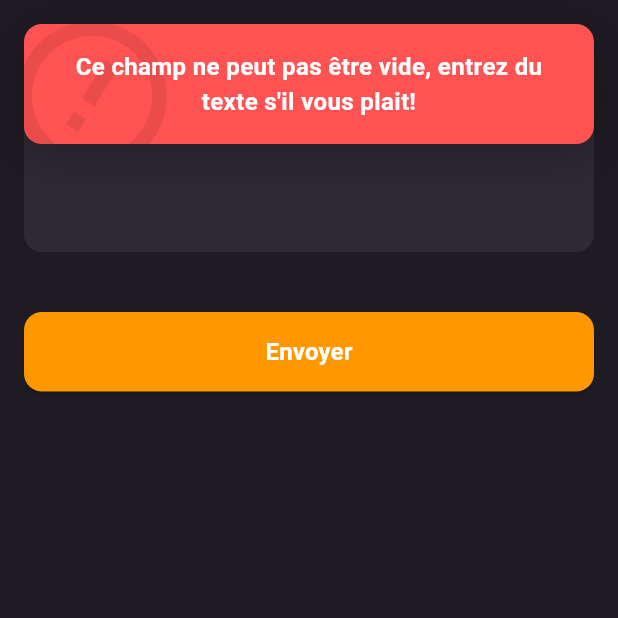
After one commit to Yohannkp/application_translate_flutter, a Flutter app: the IA screen opened directly, after a tap on "Envoyer", on a phone screen of 412 x 824 dp, the top half of it. The commit adds this screen. Run offline on Flutter 3.47's test engine with Material 3 defaults, Android fonts, the phone set to English and light mode, and no system bars; drawn by our look-alikes of top_snackbar_flutter; our stand-ins replace another_flutter_splash_screen, flutter_tts, hidden_drawer_menu, loading_animation_widget, lottie, rive; network calls fail; Roboto replaces fonts that are missing (Montserrat).

Commit message:
Ajout de fonctionnalités

```diff
--- /dev/null
+++ b/lib/IA.dart
@@ -0,0 +1,227 @@
+import 'dart:convert';
+import 'package:flutter_tts/flutter_tts.dart';
+import 'package:http/http.dart' as http;
+import 'package:flutter/material.dart';
+import 'package:top_snackbar_flutter/custom_snack_bar.dart';
+import 'package:top_snackbar_flutter/top_snack_bar.dart';
+
+class IA extends StatefulWidget {
+  @override
+  _IAScreenState createState() => _IAScreenState();
+}
+
+class _IAScreenState extends State<IA>
+    with SingleTickerProviderStateMixin {
+  final TextEditingController _textController = TextEditingController();
+  String _translatedText = "";
+  String _selectedLanguage = 'en'; // Langue par défaut : Anglais
+  Map<String, String> _languages = {
+    'en': 'Anglais',
+    'fr': 'Français',
+    'es': 'Espagnol',
+    'de': 'Allemand',
+    'it': 'Italien',
+    'pt': 'Portugais',
+    'ru': 'Russe',
+    'zh': 'Chinois',
+    'ja': 'Japonais',
+    'ko': 'Coréen',
+    'ar': 'Arabe',
+    'hi': 'Hindi',
+    'nl': 'Néerlandais',
+    'sv': 'Suédois',
+    'no': 'Norvégien',
+    'da': 'Danois',
+    'fi': 'Finnois',
+    'pl': 'Polonais',
+    'tr': 'Turc',
+    'el': 'Grec',
+    'he': 'Hébreu',
+    'th': 'Thaï',
+    'vi': 'Vietnamien',
+    'id': 'Indonésien',
+  };
+
+  late AnimationController _controller;
+  late Animation<double> _fadeInAnimation;
+
+
+  FlutterTts flutterTts = FlutterTts();
+
+  void textToSpeech(String text) async {
+    await flutterTts.setLanguage("en-US");
+    await flutterTts.setVolume(0.5);
+    await flutterTts.setSpeechRate(0.5);
+    await flutterTts.setPitch(1);
+    await flutterTts.speak(text);
+  }
+
+  @override
+  void initState() {
+
+
+    super.initState();
+
+
+    _controller = AnimationController(
+      duration: const Duration(milliseconds: 500),
+      vsync: this,
+    );
+    _fadeInAnimation = CurvedAnimation(
+      parent: _controller,
+      curve: Curves.easeIn,
+    );
+  }
+
+  Future<void> traduireTexte(String text, String langue) async {
+    const apiUrl = 'https://api.groq.com/openai/v1/chat/completions';
+    const apiKey = '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';
+
+    final headers = {
+      'Authorization': 'Bearer $apiKey',
+      'Content-Type': 'application/json',
+    };
+
+    final body = jsonEncode({
+      'messages': [
+        {
+          'role': 'user',
+          'content': 'Repond a cette question : $text'
+        }
+      ],
+      'model': 'llama3-8b-8192'
+    });
+
+    final response = await http.post(
+      Uri.parse(apiUrl),
+      headers: headers,
+      body: body,
+    );
+
+    if (response.statusCode == 200) {
+      final data = jsonDecode(utf8.decode(response.bodyBytes));
+      setState(() {
+        _translatedText = data['choices'][0]['message']['content'];
+        _controller.forward(); // Démarrer l'animation de transition
+      });
+      textToSpeech(data['choices'][0]['message']['content']);
+    } else {
+      print('Erreur : ${response.statusCode}');
+    }
+  }
+
+
+
+
+
+
+
+  @override
+  void dispose() {
+    _controller.dispose();
+    super.dispose();
+  }
+
+  @override
+  Widget build(BuildContext context) {
+    return Scaffold(
+      backgroundColor: Color(0xFF1F1B24),
+
+      body: Padding(
+        padding: const EdgeInsets.all(16.0),
+        child: SingleChildScrollView(
+          child: Column(
+            crossAxisAlignment: CrossAxisAlignment.stretch,
+            children: [
+              TextField(
+                controller: _textController,
+                maxLines: 5,
+                style: TextStyle(color: Colors.white, fontFamily: 'Roboto'),
+                decoration: InputDecoration(
+                  hintText: 'Que puis-je faire pour vous ?',
+                  hintStyle: TextStyle(color: Colors.grey[500]),
+                  filled: true,
+                  fillColor: Color(0xFF2E2A35),
+                  border: OutlineInputBorder(
+                    borderRadius: BorderRadius.circular(12),
+                    borderSide: BorderSide.none,
+                  ),
+                ),
+              ),
+              SizedBox(height: 20),
+
+              SizedBox(height: 20),
+              ElevatedButton(
+                onPressed: () {
+
+                  if(_textController.text ==""){
+                    showTopSnackBar(
+                      Overlay.of(context),
+                      CustomSnackBar.error(
+                        message:
+                        "Ce champ ne peut pas être vide, entrez du texte s'il vous plait!",
+                      ),
+                    );
+                  }else{
+                    traduireTexte(_textController.text, _selectedLanguage);
+                  }
+
+                },
+                style: ElevatedButton.styleFrom(
+                  backgroundColor: Colors.orange,
+                  shape: RoundedRectangleBorder(
+                    borderRadius: BorderRadius.circular(12),
+                  ),
+                  padding: EdgeInsets.symmetric(vertical: 15),
+                ),
+                child: Text(
+                  'Envoyer',
+                  style: TextStyle(
+                    fontSize: 16,
+                    fontWeight: FontWeight.bold,
+                    fontFamily: 'Montserrat',
+                    color: Colors.white,
+                  ),
+                ),
+              ),
+              SizedBox(height: 20),
+              FadeTransition(
+                opacity: _fadeInAnimation,
+                child: Column(
+                  crossAxisAlignment: CrossAxisAlignment.stretch,
+                  children: [
+                    Text(
+                      'Réponse :',
+                      style: TextStyle(
+                        fontWeight: FontWeight.bold,
+                        color: Colors.white,
+                        fontFamily: 'Roboto',
+                        fontSize: 18,
+                      ),
+                    ),
+                    SizedBox(height: 10),
+                    Container(
+                      padding: EdgeInsets.all(12),
+                      decoration: BoxDecoration(
+                        color: Color(0xFF2E2A35),
+                        borderRadius: BorderRadius.circular(12),
+                      ),
+                      child: Text(
+                        _translatedText,
+                        style: TextStyle(
+                          color: Colors.white,
+                          fontFamily: 'Roboto',
+                          fontSize: 16,
+                        ),
+                      ),
+                    ),
+                  ],
+                ),
+              ),
+            ],
+          ),
+        ),
+      ),
+    );
+  }
+}
--- a/lib/traductionScreen.dart
+++ b/lib/traductionScreen.dart
@@ -1,19 +1,31 @@
+// On importe les outils qu'on va utiliser pour bosser :
+// Convertir du JSON, envoyer des messages à une API, et faire de jolies interfaces avec Flutter.
 import 'dart:convert';
 import 'package:http/http.dart' as http;
 import 'package:flutter/material.dart';
 import 'package:top_snackbar_flutter/custom_snack_bar.dart';
 import 'package:top_snackbar_flutter/top_snack_bar.dart';
 
+// Classe principale pour notre écran de traduction
 class TranslationScreen extends StatefulWidget {
   @override
   _TranslationScreenState createState() => _TranslationScreenState();
 }
 
+// Ici c’est là où la magie opère : on gère l’état de l’appli avec des animations cool
 class _TranslationScreenState extends State<TranslationScreen>
     with SingleTickerProviderStateMixin {
+
+  // Contrôle le texte que l’utilisateur tape dans le champ
   final TextEditingController _textController = TextEditingController();
+
+  // On garde ici le texte traduit, prêt à être affiché
   String _translatedText = "";
-  String _selectedLanguage = 'en'; // Langue par défaut : Anglais
+
+  // Langue par défaut (Anglais), mais ça peut changer avec le menu déroulant
+  String _selectedLanguage = 'en';
+
+  // Voici toutes les langues qu'on peut choisir (code langue : nom complet)
   Map<String, String> _languages = {
     'en': 'Anglais',
     'fr': 'Français',
@@ -41,31 +53,38 @@ class _TranslationScreenState extends State<TranslationScreen>
     'id': 'Indonésien',
   };
 
+  // AnimationController pour faire un joli effet quand le texte traduit apparaît
   late AnimationController _controller;
   late Animation<double> _fadeInAnimation;
 
+  // Initialisation de l’animation (on va faire un fade-in trop stylé)
   @override
   void initState() {
     super.initState();
     _controller = AnimationController(
-      duration: const Duration(milliseconds: 500),
+      duration: const Duration(milliseconds: 500), // L'animation va durer 500ms
       vsync: this,
     );
     _fadeInAnimation = CurvedAnimation(
       parent: _controller,
-      curve: Curves.easeIn,
+      curve: Curves.easeIn, // On fait en sorte que l'apparition soit smooth
     );
   }
 
+  // Fonction qui envoie une requête à l'API pour traduire le texte
   Future<void> traduireTexte(String text, String langue) async {
+
+    // URL de l'API et clé d'authentification (comme un sésame magique)
     const apiUrl = 'https://api.groq.com/openai/v1/chat/completions';
     const apiKey = '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';
 
+    // En-têtes pour dire à l'API qu’on parle en JSON et qu’on est autorisés à lui causer
     final headers = {
       'Authorization': 'Bearer $apiKey',
-      'Content-Type': 'application/json',
+      'Content-Type': 'application/json ',
     };
 
+    // On envoie le texte avec la langue choisie à l'API en format JSON
     final body = jsonEncode({
       'messages': [
         {
@@ -76,33 +95,38 @@ class _TranslationScreenState extends State<TranslationScreen>
       'model': 'llama3-8b-8192'
     });
 
+    // On envoie la requête POST et on attend la réponse de l'API
     final response = await http.post(
       Uri.parse(apiUrl),
       headers: headers,
       body: body,
     );
 
+    // Si ça fonctionne (status 200), on récupère le texte traduit
     if (response.statusCode == 200) {
       final data = jsonDecode(utf8.decode(response.bodyBytes));
       setState(() {
-        _translatedText = data['choices'][0]['message']['content'];
-        _controller.forward(); // Démarrer l'animation de transition
+        _translatedText = data['choices'][0]['message']['content']; // On affiche le texte traduit
+        _controller.forward(); // Démarre l'animation pour faire apparaître le texte
       });
     } else {
+      // Si ça plante, on affiche une erreur
       print('Erreur : ${response.statusCode}');
     }
   }
 
+  // On clean le contrôleur d’animation quand l’écran est fermé
   @override
   void dispose() {
     _controller.dispose();
     super.dispose();
   }
 
+  // Voilà la partie où on construit toute l’interface visuelle
   @override
   Widget build(BuildContext context) {
     return Scaffold(
-      backgroundColor: Color(0xFF1F1B24),
+      backgroundColor: Color(0xFF1F1B24), // Couleur de fond trop stylée
 
       body: Padding(
         padding: const EdgeInsets.all(16.0),
@@ -110,36 +134,41 @@ class _TranslationScreenState extends State<TranslationScreen>
           child: Column(
             crossAxisAlignment: CrossAxisAlignment.stretch,
             children: [
+
+              // Champ de texte où l'utilisateur entre ce qu'il veut traduire
               TextField(
-                controller: _textController,
-                maxLines: 5,
-                style: TextStyle(color: Colors.white, fontFamily: 'Roboto'),
+                controller: _textController, // Relie le champ au TextEditingController
+                maxLines: 5, // Nombre de lignes de texte (ici 5)
+                style: TextStyle(color: Colors.white, fontFamily: 'Roboto'), // Style du texte
                 decoration: InputDecoration(
-                  hintText: 'Entrez le texte à traduire...',
-                  hintStyle: TextStyle(color: Colors.grey[500]),
+                  hintText: 'Entrez le texte à traduire...', // Texte indicatif
+                  hintStyle: TextStyle(color: Colors.grey[500]), // Couleur du hint
                   filled: true,
-                  fillColor: Color(0xFF2E2A35),
+                  fillColor: Color(0xFF2E2A35), // Couleur de fond du champ
                   border: OutlineInputBorder(
-                    borderRadius: BorderRadius.circular(12),
-                    borderSide: BorderSide.none,
+                    borderRadius: BorderRadius.circular(12), // Bord arrondi du champ
+                    borderSide: BorderSide.none, // Pas de bordure visible
                   ),
                 ),
               ),
-              SizedBox(height: 20),
+
+              SizedBox(height: 20), // Petit espace entre les éléments
+
+              // Menu déroulant pour choisir la langue de traduction
               DropdownButton<String>(
-                dropdownColor: Color(0xFF2E2A35),
-                value: _selectedLanguage,
+                dropdownColor: Color(0xFF2E2A35), // Couleur de fond du menu
+                value: _selectedLanguage, // La langue sélectionnée actuellement
                 onChanged: (String? newValue) {
                   setState(() {
-                    _selectedLanguage = newValue!;
+                    _selectedLanguage = newValue!; // On met à jour la langue sélectionnée
                   });
                 },
                 items: _languages.keys.map<DropdownMenuItem<String>>((String value) {
                   return DropdownMenuItem<String>(
-                    value: value,
+                    value: value, // Le code de la langue
                     child: Text(
-                      _languages[value] ?? value,
-                      style: TextStyle(color: Colors.white),
+                      _languages[value] ?? value, // Le nom de la langue
+                      style: TextStyle(color: Colors.white), // Couleur du texte
                     ),
                   );
                 }).toList(),
@@ -147,34 +176,37 @@ class _TranslationScreenState extends State<TranslationScreen>
                   color: Colors.white,
                   fontFamily: 'Roboto',
                 ),
-                iconEnabledColor: Colors.white,
+                iconEnabledColor: Colors.white, // Couleur de l'icône du menu déroulant
               ),
-              SizedBox(height: 20),
+
+              SizedBox(height: 20), // Encore un petit espace
+
+              // Bouton pour lancer la traduction
               ElevatedButton(
                 onPressed: () {
-
-                  if(_textController.text ==""){
+                  // Si le champ de texte est vide, on affiche une alerte
+                  if(_textController.text == ""){
                     showTopSnackBar(
                       Overlay.of(context),
                       CustomSnackBar.error(
                         message:
-                        "Ce champ ne peut pas être vide, entrez du texte s'il vous plait!",
+                        "Ce champ ne peut pas être vide, entrez du texte s'il vous plaît!",
                       ),
                     );
-                  }else{
+                  } else {
+                    // Sinon, on appelle la fonction pour traduire le texte
                     traduireTexte(_textController.text, _selectedLanguage);
                   }
-
                 },
                 style: ElevatedButton.styleFrom(
-                  backgroundColor: Colors.orange,
+                  backgroundColor: Colors.orange, // Couleur du bouton
                   shape: RoundedRectangleBorder(
-                    borderRadius: BorderRadius.circular(12),
+                    borderRadius: BorderRadius.circular(12), // Bord arrondi
                   ),
-                  padding: EdgeInsets.symmetric(vertical: 15),
+                  padding: EdgeInsets.symmetric(vertical: 15), // Taille du bouton
                 ),
                 child: Text(
-                  'Traduire',
+                  'Traduire', // Texte sur le bouton
                   style: TextStyle(
                     fontSize: 16,
                     fontWeight: FontWeight.bold,
@@ -183,9 +215,12 @@ class _TranslationScreenState extends State<TranslationScreen>
                   ),
                 ),
               ),
-              SizedBox(height: 20),
+
+              SizedBox(height: 20), // Encore un espace
+
+              // Transition pour faire apparaître le texte traduit en mode smooth
               FadeTransition(
-                opacity: _fadeInAnimation,
+                opacity: _fadeInAnimation, // Utilise l’animation définie plus haut
                 child: Column(
                   crossAxisAlignment: CrossAxisAlignment.stretch,
                   children: [
@@ -199,14 +234,16 @@ class _TranslationScreenState extends State<TranslationScreen>
                       ),
                     ),
                     SizedBox(height: 10),
+
+                    // Conteneur pour afficher le texte traduit
                     Container(
-                      padding: EdgeInsets.all(12),
+                      padding: EdgeInsets.all(12), // Espace interne au conteneur
                       decoration: BoxDecoration(
-                        color: Color(0xFF2E2A35),
-                        borderRadius: BorderRadius.circular(12),
+                        color: Color(0xFF2E2A35), // Couleur de fond du conteneur
+                        borderRadius: BorderRadius.circular(12), // Bord arrondi
                       ),
                       child: Text(
-                        _translatedText,
+                        _translatedText, // Le texte traduit s’affiche ici
                         style: TextStyle(
                           color: Colors.white,
                           fontFamily: 'Roboto',
--- a/pubspec.yaml
+++ b/pubspec.yaml
@@ -1,4 +1,4 @@
-name: tpgoupeflutter2
+name: TRANSCORRE
 description: A new Flutter project.
 # The following line prevents the package from being accidentally published to
 # pub.dev using `flutter pub publish`. This is preferred for private packages.
@@ -43,6 +43,8 @@ dependencies:
   hidden_drawer_menu: ^3.0.1
   top_snackbar_flutter: ^3.1.0
   rive: ^0.13.4
+  another_flutter_splash_screen: ^1.2.1
+  flutter_tts: ^4.0.2
 
 dev_dependencies:
   flutter_test:
```
Also changed, not shown: lib/correctionorthographe.dart (+26 -4 lines), lib/hiddenDrawer.dart (+10 -4 lines), lib/main.dart (+23 -4 lines), lib/assets/ic_launcher.png (added), pubspec.lock, 7 other files.
